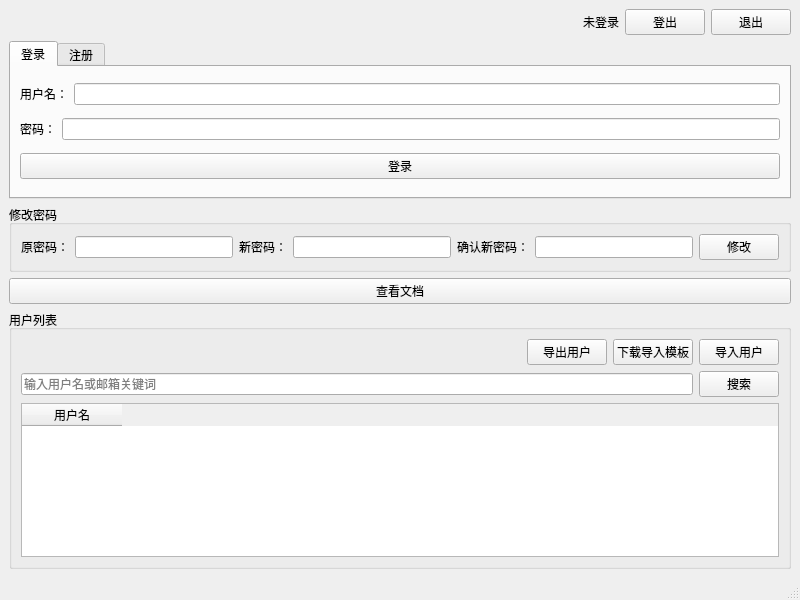
Old version of the form mainwindow.ui in the repository Yan-kaige/CPPManagementSystemWithQt.
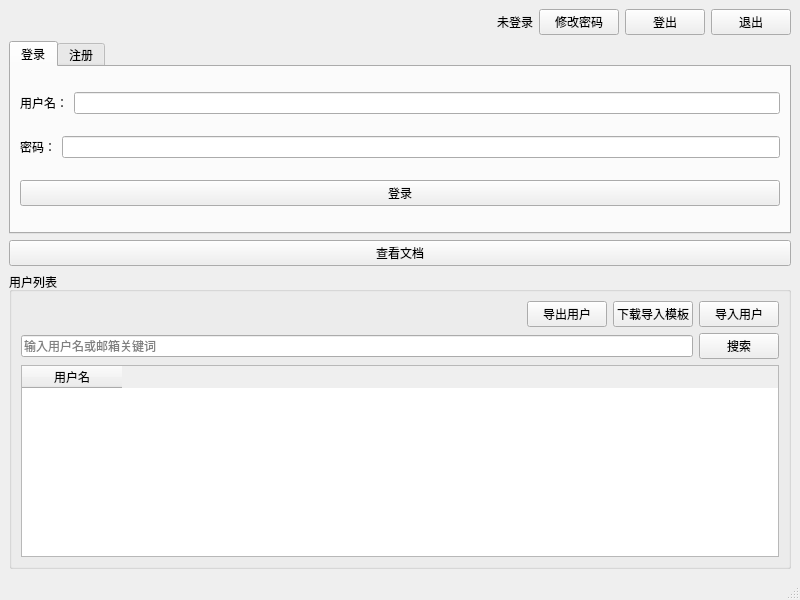
New version of the form.

Commit message: 修改密码ui布局修改

Patch:
```diff
--- a/mainwindow.ui
+++ b/mainwindow.ui
@@ -40,6 +40,13 @@
         </property>
        </widget>
       </item>
+      <item>
+       <widget class="QPushButton" name="btnChangePasswordDialog">
+        <property name="text">
+         <string>修改密码</string>
+        </property>
+       </widget>
+      </item>
       <item>
        <widget class="QPushButton" name="btnLogout">
         <property name="text">
@@ -190,64 +197,7 @@
       </widget>
      </widget>
     </item>
-    <item>
-     <widget class="QGroupBox" name="groupBoxChangePassword">
-      <property name="title">
-       <string>修改密码</string>
-      </property>
-      <layout class="QHBoxLayout" name="horizontalLayoutChangePassword">
-       <item>
-        <widget class="QLabel" name="labelOldPassword">
-         <property name="text">
-          <string>原密码：</string>
-         </property>
-        </widget>
-       </item>
-       <item>
-        <widget class="QLineEdit" name="lineEditOldPassword">
-         <property name="echoMode">
-          <enum>QLineEdit::Password</enum>
-         </property>
-        </widget>
-       </item>
-       <item>
-        <widget class="QLabel" name="labelNewPassword">
-         <property name="text">
-          <string>新密码：</string>
-         </property>
-        </widget>
-       </item>
-       <item>
-        <widget class="QLineEdit" name="lineEditNewPassword">
-         <property name="echoMode">
-          <enum>QLineEdit::Password</enum>
-         </property>
-        </widget>
-       </item>
-       <item>
-        <widget class="QLabel" name="labelConfirmPassword">
-         <property name="text">
-          <string>确认新密码：</string>
-         </property>
-        </widget>
-       </item>
-       <item>
-        <widget class="QLineEdit" name="lineEditConfirmPassword">
-         <property name="echoMode">
-          <enum>QLineEdit::Password</enum>
-         </property>
-        </widget>
-       </item>
-       <item>
-        <widget class="QPushButton" name="btnChangePassword">
-         <property name="text">
-          <string>修改</string>
-         </property>
-        </widget>
-       </item>
-      </layout>
-     </widget>
-    </item>
+
 
     <item>
      <widget class="QPushButton" name="btnViewDocs">
```
The commit also changes 5 other files.
